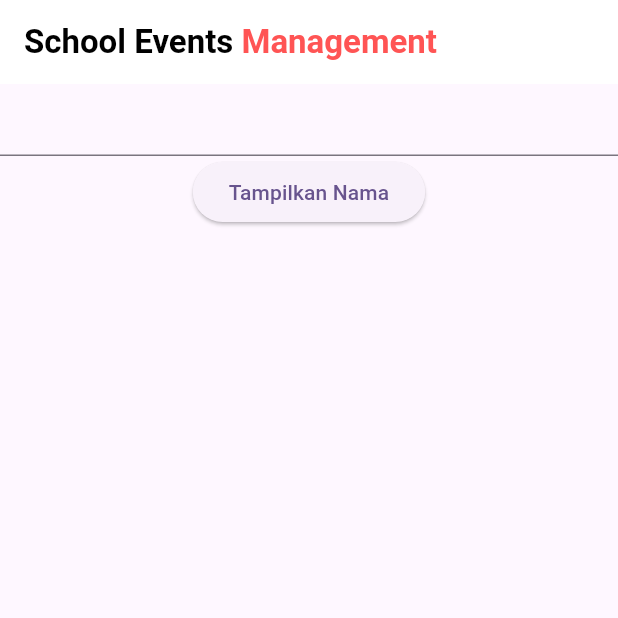
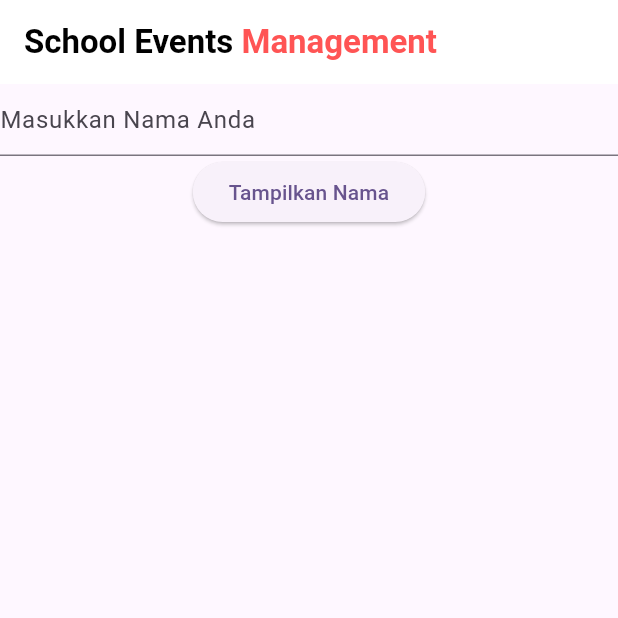
Before and after one commit to Rafi-Fzn-16/school_events_management, a Flutter app: the screen it shows after launch, on a phone screen of 412 x 824 dp, the top half of it. Run offline on Flutter 3.47's test engine with Material 3 defaults, Android fonts, the phone set to English and light mode, and no system bars.

Commit message:
Oct 7, 2026, 10:45 AM

```diff
--- a/lib/HomePage.dart
+++ b/lib/HomePage.dart
@@ -36,6 +36,9 @@ class _HomePageState extends State<HomePage> {
       body: Column(
         children: [
           TextField(
+            decoration: InputDecoration(
+              hintText: "Masukkan Nama Anda",
+            ),
             controller: inputNama,
             onSubmitted: (values) {
               inputNama.text = values;
```
